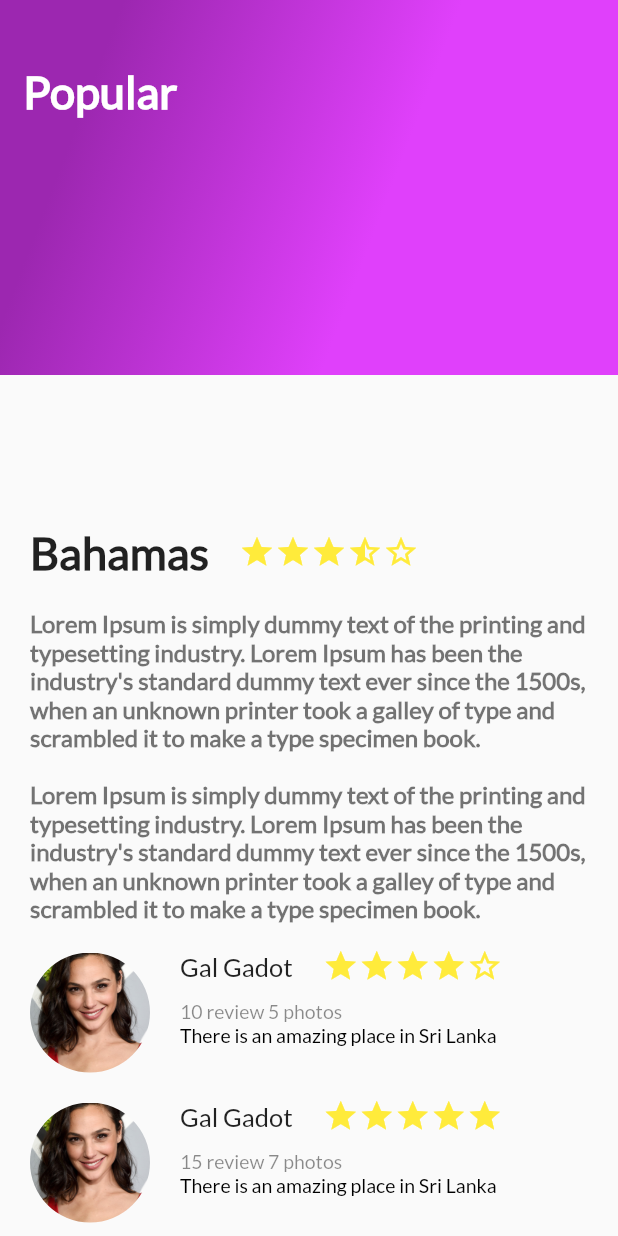
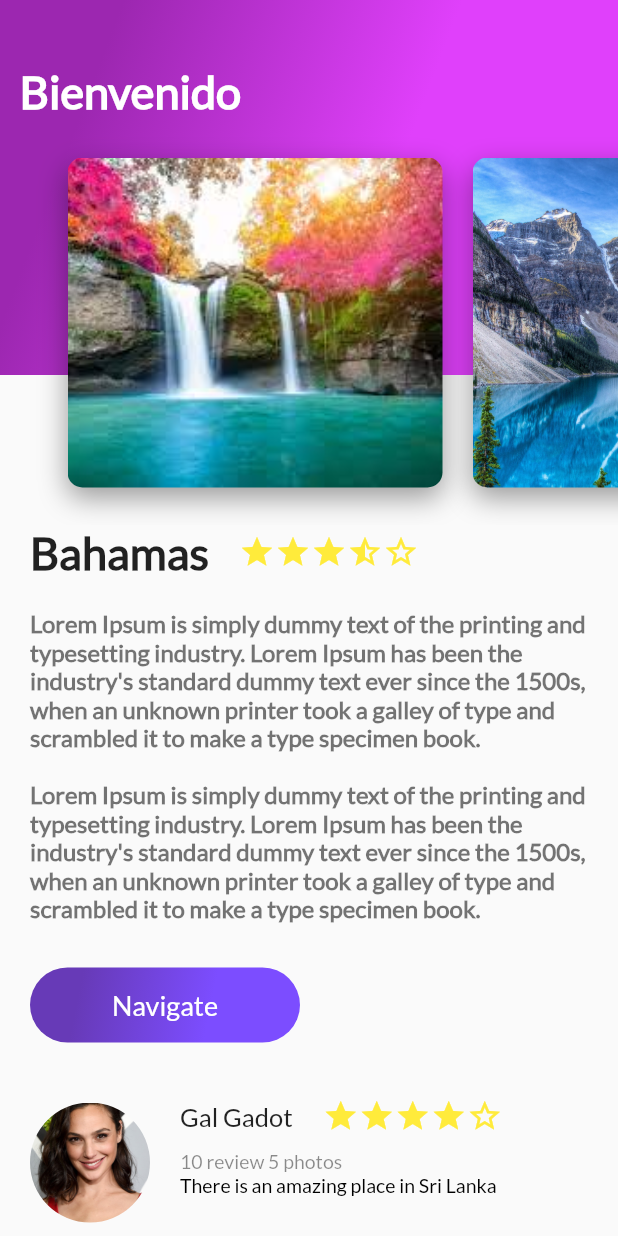
Before and after one commit to miaborjaac/flutter, a Flutter app: the screen it shows after launch, on a phone screen of 412 x 824 dp. Run offline on Flutter 3.47's test engine with Material 2 defaults, Android fonts, the phone set to English and light mode, and no system bars.

Commit message:
Feat: Carousel of images
- Carousel added.
- Navigate button, added

```diff
--- /dev/null
+++ b/lib/card_image_list.dart
@@ -0,0 +1,21 @@
+import 'package:flutter/material.dart';
+import 'package:flutter_examples/image_card.dart';
+
+class CardImageList extends StatelessWidget {
+  @override
+  Widget build(BuildContext context) {
+    return Container(
+      height: 350.0,
+      child: ListView(
+        padding: EdgeInsets.all(25.0),
+        scrollDirection: Axis.horizontal,
+        children: <Widget>[
+          ImageCard("assets/img/img1.jpg"),
+          ImageCard("assets/img/img2.jpg"),
+          ImageCard("assets/img/img3.jpg"),
+          ImageCard("assets/img/img4.jpg"),
+        ],
+      ),
+    );
+  }
+}
--- a/lib/description_place.dart
+++ b/lib/description_place.dart
@@ -1,4 +1,5 @@
 import 'package:flutter/material.dart';
+import 'package:flutter_examples/main_button.dart';
 import 'package:flutter_examples/subcomponents/star_constants.dart';
 
 class DescriptionPlace extends StatelessWidget {
@@ -52,7 +53,8 @@ class DescriptionPlace extends StatelessWidget {
     );
 
     return Column(
-      children: <Widget>[titleStars, description],
+      crossAxisAlignment: CrossAxisAlignment.start,
+      children: <Widget>[titleStars, description, MainButton("Navigate")],
     );
   }
 }
--- /dev/null
+++ b/lib/header_appbar.dart
@@ -0,0 +1,15 @@
+import 'package:flutter/material.dart';
+import 'package:flutter_examples/background_gradient.dart';
+import 'package:flutter_examples/card_image_list.dart';
+
+class HeaderAppBar extends StatelessWidget {
+  @override
+  Widget build(BuildContext context) {
+    return Stack(
+      children: [
+        BackgroundGradient("Bienvenido"),
+        CardImageList(),
+      ],
+    );
+  }
+}
--- a/lib/main.dart
+++ b/lib/main.dart
@@ -1,5 +1,5 @@
 import 'package:flutter/material.dart';
-import 'package:flutter_examples/background_gradient.dart';
+import 'package:flutter_examples/header_appbar.dart';
 import 'package:flutter_examples/review_list.dart';
 import 'description_place.dart';
 
@@ -33,7 +33,7 @@ class MyApp extends StatelessWidget {
                 ReviewList(),
               ],
             ),
-            BackgroundGradient("Popular"),
+            HeaderAppBar(),
           ],
         ),
       ),
--- /dev/null
+++ b/lib/main_button.dart
@@ -0,0 +1,48 @@
+import 'package:flutter/material.dart';
+
+class MainButton extends StatelessWidget {
+  String buttonText = "Navigate";
+
+  MainButton(this.buttonText);
+
+  @override
+  Widget build(BuildContext context) {
+    return Container(
+      margin: EdgeInsets.only(top: 30.0, left: 20.0, right: 20.0, bottom: 20.0),
+      child: InkWell(
+        onTap: () {
+          ScaffoldMessenger.of(context).showSnackBar(SnackBar(
+            content: Text("Navegando"),
+          ));
+        },
+        child: Container(
+          height: 50.0,
+          width: 180.0,
+          decoration: BoxDecoration(
+            borderRadius: BorderRadius.circular(30.0),
+            gradient: LinearGradient(
+              colors: [
+                Colors.deepPurple,
+                Colors.deepPurpleAccent,
+              ],
+              begin: FractionalOffset(0.2, 0.0),
+              end: FractionalOffset(1.0, 0.6),
+              stops: [0.0, 0.6],
+              tileMode: TileMode.clamp,
+            ),
+          ),
+          child: Center(
+            child: Text(
+              buttonText,
+              style: TextStyle(
+                fontSize: 18.0,
+                fontFamily: "Lato",
+                color: Colors.white,
+              ),
+            ),
+          ),
+        ),
+      ),
+    );
+  }
+}
```
